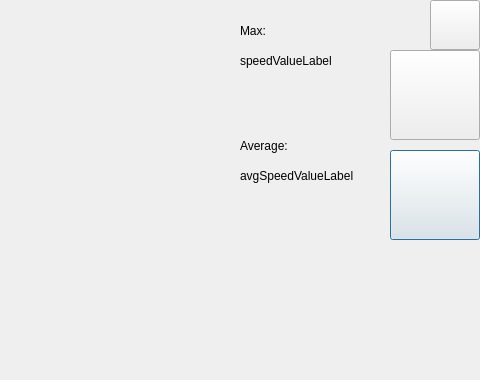
Old version of the form Client/routedialog.ui in the repository ArtemD/SpeedFreak; both pictures show x 320 to 800 and y 0 to 380 of the 800 by 380 pixel window.
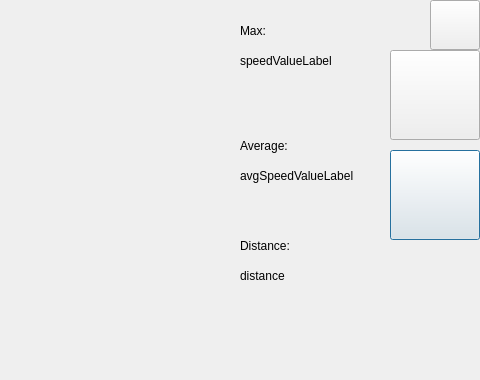
New version of the form. Icons and pictures are not drawn.

Commit message: Added feature: Show travelled distance in routesavedialog and routedialog.

```diff
--- a/Client/routedialog.ui
+++ b/Client/routedialog.ui
@@ -159,6 +159,38 @@
     <set>Qt::AlignLeading|Qt::AlignLeft|Qt::AlignVCenter</set>
    </property>
   </widget>
+  <widget class="QLabel" name="distanceValueLabel">
+   <property name="geometry">
+    <rect>
+     <x>560</x>
+     <y>260</y>
+     <width>135</width>
+     <height>31</height>
+    </rect>
+   </property>
+   <property name="text">
+    <string>distance</string>
+   </property>
+   <property name="alignment">
+    <set>Qt::AlignLeading|Qt::AlignLeft|Qt::AlignVCenter</set>
+   </property>
+  </widget>
+  <widget class="QLabel" name="distanceLabel">
+   <property name="geometry">
+    <rect>
+     <x>560</x>
+     <y>230</y>
+     <width>131</width>
+     <height>31</height>
+    </rect>
+   </property>
+   <property name="text">
+    <string>Distance:</string>
+   </property>
+   <property name="alignment">
+    <set>Qt::AlignLeading|Qt::AlignLeft|Qt::AlignVCenter</set>
+   </property>
+  </widget>
  </widget>
  <resources>
   <include location="graphics.qrc"/>
```
The commit also changes 7 other files.
